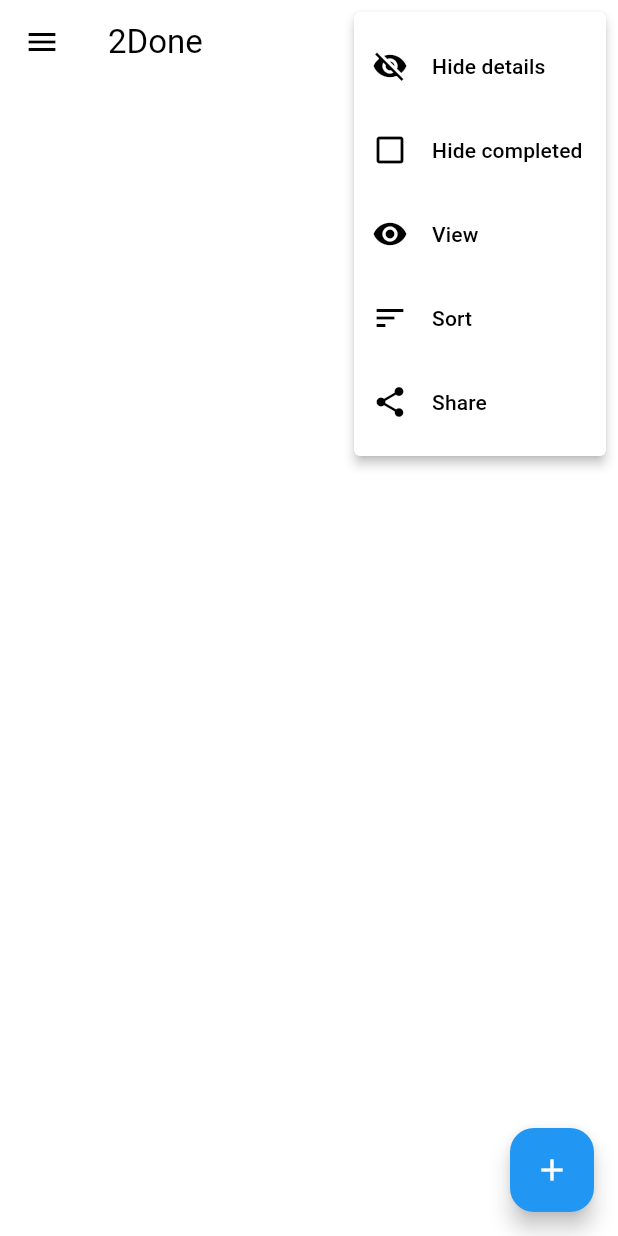
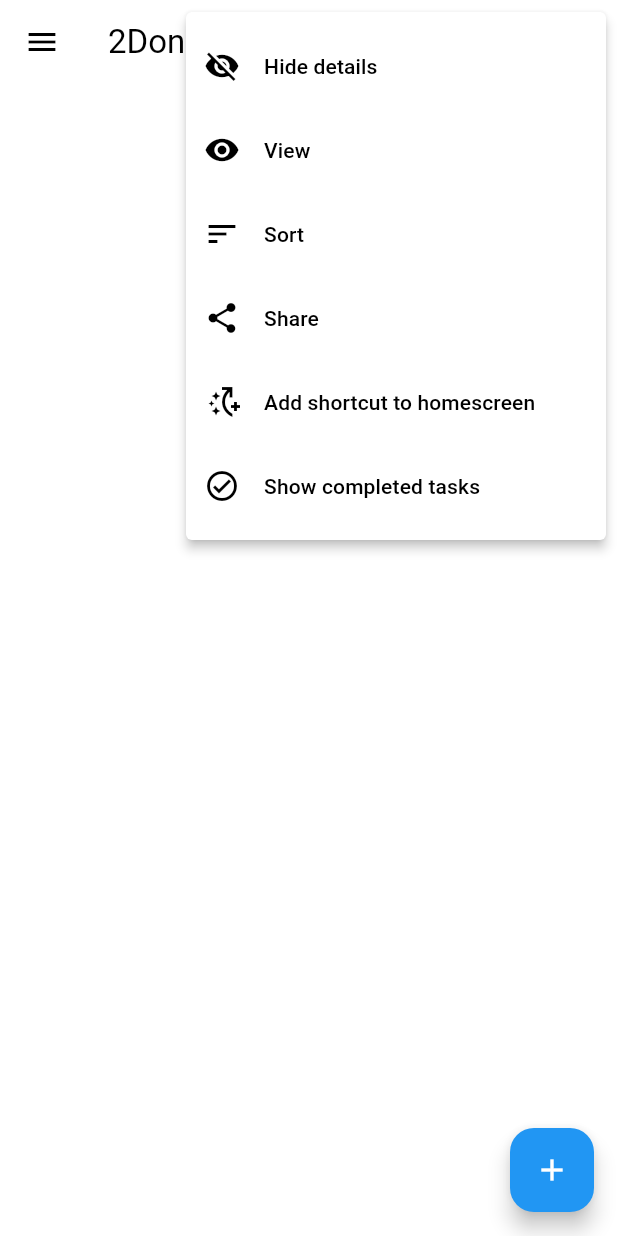
Before and after one commit to Extrypto/to_done, a Flutter app: the screen it shows once a user with an empty profile is signed in, after a tap on the "more vert" icon, on a phone screen of 412 x 824 dp. Run offline on Flutter 3.47's test engine with Material 3 defaults, Android fonts, the phone set to English and light mode, and no system bars; our stand-ins replace bloc, cloud_firestore, firebase_auth, firebase_core, flutter_bloc, google_sign_in; accounts and stored records are empty; network calls fail.

Commit message:
created list_add_screen.dart and lists.bloc + little ref tasks_bloc.dart

```diff
--- a/lib/modules/auth/user_bloc.dart
+++ b/lib/modules/auth/user_bloc.dart
@@ -43,4 +43,3 @@
 // UserEvent определяет базовый класс для событий, с производными классами UserLoggedIn и UserLoggedOut.
 // UserState определяет базовый класс для состояний, с производными классами UserInitial, UserAuthenticated и UserUnauthenticated.
 // UserBloc является Bloc, который обрабатывает события UserLoggedIn и UserLoggedOut и производит соответствующие состояния.
-// Убедитесь, что у вас установлена последняя версия пакета flutter_bloc, чтобы использовать этот новый синтаксис.
--- a/lib/modules/core/router.dart
+++ b/lib/modules/core/router.dart
@@ -1,5 +1,6 @@
 import 'package:to_done/pages/home_page.dart';
 import 'package:to_done/modules/auth/splash_screen.dart';
+import 'package:to_done/modules/tasks/list_add_screen.dart';
 import 'package:to_done/modules/settings/settings_page.dart';
 import 'package:to_done/modules/core/firebase_admin/dashboard.dart';
 
@@ -8,4 +9,5 @@
   '/home': (context) => HomePage(),
   '/settings': (context) => SettingsPage(),
   '/dashboard': (context) => FirebaseDashboard(),
+  '/add_list': (context) => AddListScreen(),
 };
--- a/lib/modules/core/to_done_app.dart
+++ b/lib/modules/core/to_done_app.dart
@@ -5,6 +5,7 @@
 import 'package:to_done/modules/core/theme/theme_provider.dart';
 import 'package:to_done/modules/auth/user_bloc.dart';
 import 'package:to_done/modules/tasks/tasks_bloc.dart';
+import 'package:to_done/modules/tasks/lists_bloc.dart';
 
 class ToDoneApp extends StatelessWidget {
   const ToDoneApp({Key? key}) : super(key: key);
@@ -16,6 +17,7 @@
         ChangeNotifierProvider.value(value: ThemeProvider()),
         BlocProvider(create: (context) => UserBloc()),
         BlocProvider(create: (context) => TasksBloc()),
+        BlocProvider(create: (context) => ListsBloc()),
       ],
       child: Builder(
         builder: (context) {
--- /dev/null
+++ b/lib/modules/tasks/lists_bloc.dart
@@ -0,0 +1,66 @@
+import 'package:bloc/bloc.dart';
+import 'package:cloud_firestore/cloud_firestore.dart';
+import 'package:flutter/material.dart';
+
+// Определение событий
+abstract class ListsEvent {}
+
+class CreateListEvent extends ListsEvent {
+  final String userId;
+  final String title;
+
+  CreateListEvent(this.userId, this.title);
+}
+
+class UpdateListEvent extends ListsEvent {
+  final String listId;
+  final String newTitle;
+
+  UpdateListEvent(this.listId, this.newTitle);
+}
+
+class DeleteListEvent extends ListsEvent {
+  final String listId;
+
+  DeleteListEvent(this.listId);
+}
+
+// Определение состояний
+abstract class ListsState {}
+
+class ListCreatedState extends ListsState {}
+
+class ListUpdatedState extends ListsState {}
+
+class ListDeletedState extends ListsState {}
+
+class ListErrorState extends ListsState {
+  final String message;
+
+  ListErrorState(this.message);
+}
+
+// BLoC для листов
+class ListsBloc extends Bloc<ListsEvent, ListsState> {
+  ListsBloc() : super(ListCreatedState()) {
+    on<CreateListEvent>((event, emit) async {
+      try {
+        await FirebaseFirestore.instance
+            .collection('users')
+            .doc(event.userId)
+            .collection('lists')
+            .add({
+          'title': event.title,
+          'creationDate': DateTime.now(),
+          'icon': Icons.list_rounded.toString(),
+          'color': 'none',
+        });
+        emit(ListCreatedState());
+      } catch (e) {
+        emit(ListErrorState('Ошибка при создании листа: $e'));
+      }
+    });
+
+    // Добавьте обработчики для UpdateListEvent и DeleteListEvent
+  }
+}
--- a/lib/modules/tasks/task_subtasks_list.dart
+++ b/lib/modules/tasks/task_subtasks_list.dart
@@ -1,8 +1,5 @@
-import 'dart:convert';
 import 'package:flutter/material.dart';
 import 'package:cloud_firestore/cloud_firestore.dart';
-import 'package:http/http.dart' as http;
-import 'task_update.dart'; // Убедитесь, что task_update.dart содержит необходимые функции
 
 class TaskSubtasksList extends StatefulWidget {
   final String taskId;
--- a/lib/modules/tasks/tasks_bloc.dart
+++ b/lib/modules/tasks/tasks_bloc.dart
@@ -9,8 +9,7 @@
 class AddTaskFromBottomSheetEvent extends TasksEvent {
   final String userId;
   final String title;
-  late DateTime
-      creationDate; // Используем late для объявления неинициализированного поля
+  final DateTime creationDate;
   final bool statusDone;
   final bool statusMyDay;
   final bool statusImportant;
@@ -21,16 +20,14 @@
   AddTaskFromBottomSheetEvent({
     required this.userId,
     required this.title,
-    DateTime? creationDate, // Опциональный параметр
+    DateTime? creationDate,
     this.statusDone = false,
     this.statusMyDay = false,
     this.statusImportant = false,
     this.statusArchive = false,
     this.statusDeleted = false,
     this.listId = "Inbox",
-  }) {
-    this.creationDate = creationDate ?? DateTime.now(); // Инициализация поля
-  }
+  }) : creationDate = creationDate ?? DateTime.now();
 }
 
 class UpdateTaskFilterEvent extends TasksEvent {
@@ -93,3 +90,77 @@
     });
   }
 }
+
+class TaskStatusUpdate {
+  static Future<void> toggleTaskStatus(
+      String userId, String taskId, bool newStatus) async {
+    try {
+      await FirebaseFirestore.instance
+          .collection('users')
+          .doc(userId)
+          .collection('tasks')
+          .doc(taskId)
+          .update({'statusDone': newStatus});
+    } catch (error) {
+      print('Error toggling task status: $error');
+    }
+  }
+
+  static Future<void> toggleTaskImportance(
+      String userId, String taskId, bool newStatus) async {
+    try {
+      await FirebaseFirestore.instance
+          .collection('users')
+          .doc(userId)
+          .collection('tasks')
+          .doc(taskId)
+          .update({'statusImportant': newStatus});
+    } catch (error) {
+      print('Error toggling task importance: $error');
+    }
+  }
+
+  static Future<void> toggleTaskMyDayStatus(
+      String userId, String taskId, bool newStatus) async {
+    try {
+      await FirebaseFirestore.instance
+          .collection('users')
+          .doc(userId)
+          .collection('tasks')
+          .doc(taskId)
+          .update({'statusMyDay': newStatus});
+    } catch (error) {
+      print('Error toggling task MyDay status: $error');
+    }
+  }
+
+  static Future<void> toggleArchiveStatus(
+      String userId, String taskId, bool newStatus) async {
+    await FirebaseFirestore.instance
+        .collection('users')
+        .doc(userId)
+        .collection('tasks')
+        .doc(taskId)
+        .update({'statusArchived': newStatus});
+  }
+
+  static Future<void> toggleDeleteStatus(
+      String userId, String taskId, bool newStatus) async {
+    await FirebaseFirestore.instance
+        .collection('users')
+        .doc(userId)
+        .collection('tasks')
+        .doc(taskId)
+        .update({'statusDeleted': newStatus});
+  }
+
+  static Future<void> updateTaskTitle(
+      String userId, String taskId, String title) async {
+    await FirebaseFirestore.instance
+        .collection('users')
+        .doc(userId)
+        .collection('tasks')
+        .doc(taskId)
+        .update({'title': title});
+  }
+}
--- a/lib/modules/tasks/tasks_drawer.dart
+++ b/lib/modules/tasks/tasks_drawer.dart
@@ -1,6 +1,6 @@
 import 'package:flutter/material.dart';
 import 'package:flutter_bloc/flutter_bloc.dart';
-import 'package:to_done/modules/tasks/tasks_bloc.dart'; // Убедитесь, что путь до TasksBloc правильный
+import 'package:to_done/modules/tasks/tasks_bloc.dart';
 
 class MyDrawer extends StatelessWidget {
   const MyDrawer({Key? key}) : super(key: key);
@@ -12,17 +12,25 @@
         child: ListView(
           children: [
             DrawerHeader(
-              child: Row(
-                mainAxisAlignment: MainAxisAlignment
-                    .spaceBetween, // Выравнивание элементов по ширине
+              child: Column(
+                mainAxisAlignment:
+                    MainAxisAlignment.center, // Выравнивание по центру
                 children: [
                   Text(
                     '2 D O N E',
                     style: TextStyle(fontSize: 35),
                   ),
+                  SizedBox(height: 20), // Пространство между текстом и кнопками
                   Row(
-                    // Добавление кнопок справа от текста
+                    mainAxisAlignment: MainAxisAlignment
+                        .center, // Выравнивание кнопок по центру
                     children: [
+                      IconButton(
+                        icon: const Icon(Icons.add_circle_outline),
+                        onPressed: () {
+                          Navigator.pushNamed(context, '/add_list');
+                        },
+                      ),
                       IconButton(
                         icon: const Icon(Icons.admin_panel_settings_outlined),
                         onPressed: () {
@@ -75,7 +83,6 @@
               leading: const Icon(Icons.delete_outline_rounded),
               onTap: () => _updateTaskFilter(context, "Trash"),
             ),
-            // Повторите для остальных пунктов меню
           ],
         ),
       ),
--- a/lib/modules/tasks/taskslist_appbar.dart
+++ b/lib/modules/tasks/taskslist_appbar.dart
@@ -22,13 +22,6 @@
               ),
             ),
             const PopupMenuItem<String>(
-              value: "hideCompleted",
-              child: ListTile(
-                leading: Icon(Icons.check_box_outline_blank),
-                title: Text("Hide completed"),
-              ),
-            ),
-            const PopupMenuItem<String>(
               value: "view",
               child: ListTile(
                 leading: Icon(Icons.remove_red_eye),
@@ -49,6 +42,20 @@
                 title: Text("Share"),
               ),
             ),
+            const PopupMenuItem<String>(
+              value: "shortcut",
+              child: ListTile(
+                leading: Icon(Icons.switch_access_shortcut_add_outlined),
+                title: Text("Add shortcut to homescreen"),
+              ),
+            ),
+            const PopupMenuItem<String>(
+              value: "showCompleted",
+              child: ListTile(
+                leading: Icon(Icons.check_circle_outline_outlined),
+                title: Text("Show completed tasks"),
+              ),
+            ),
           ],
         ),
       ],
```
Also changed, not shown: lib/modules/tasks/list_add_screen.dart (added, +121 -0 lines), lib/modules/tasks/task_update.dart (deleted, +0 -75 lines), lib/modules/tasks/task_view.dart (+16 -8 lines), lib/modules/tasks/tasks_list.dart (+7 -8 lines).
